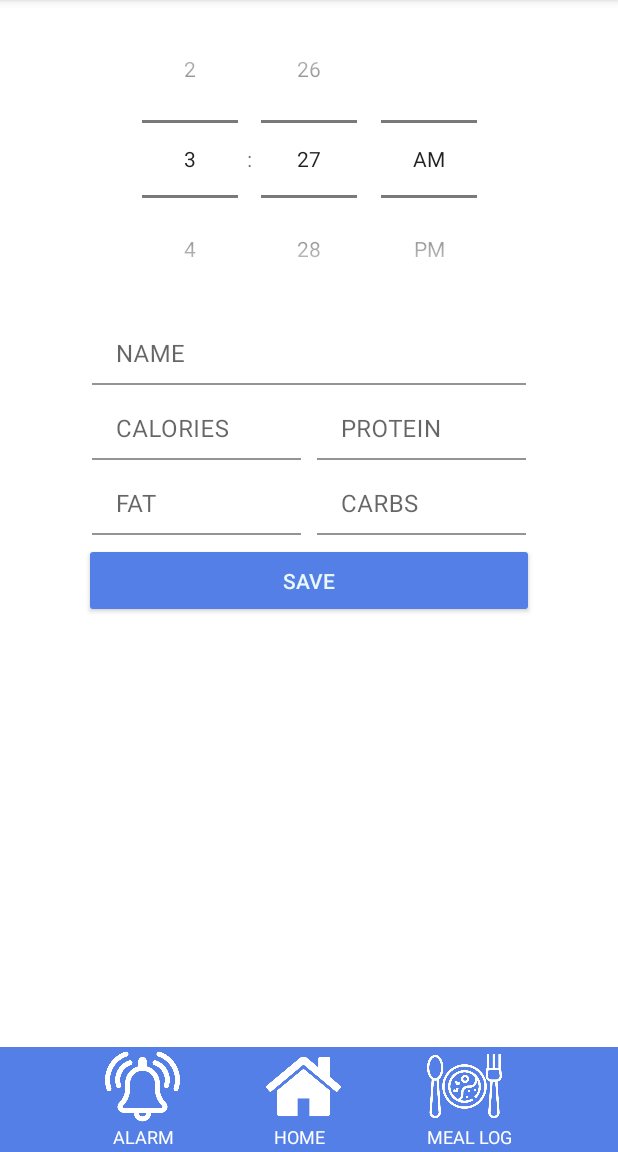
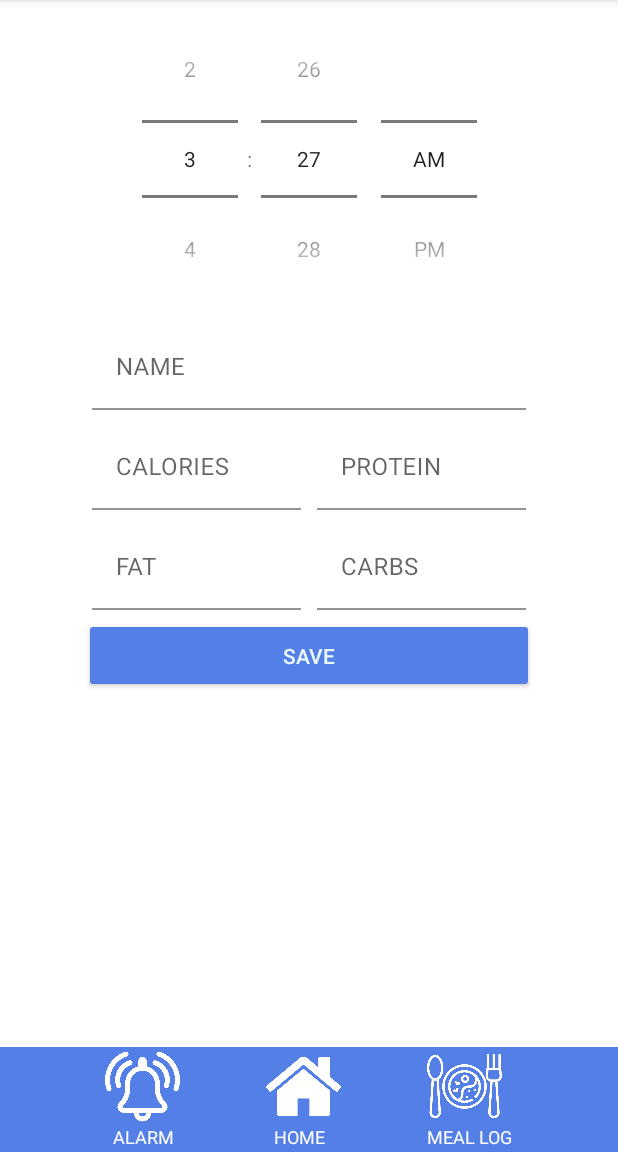
Before and after one commit to zivhd/MacroMonitor, an Android app: the AddAlarm screen opened directly, with no data from a screen before it, on a phone screen of 412 x 824 dp, the part 84-1236 px from its top. Run offline under Robolectric (Android 15) with nearby library versions, the phone set to English and light mode, and no system bars.

Commit message:
changed editText height to wrap content

```diff
--- /dev/null
+++ b/MCO3/app/src/main/res/drawable/selector.xml
@@ -0,0 +1,5 @@
+<?xml version="1.0" encoding="utf-8"?>
+<selector xmlns:android="http://schemas.android.com/apk/res/android">
+    <item android:state_focused="true" android:color="@android:color/transparent" />
+    <item android:color="@android:color/darker_gray" />
+</selector>
--- a/MCO3/app/src/main/res/layout/activity_add_alarm.xml
+++ b/MCO3/app/src/main/res/layout/activity_add_alarm.xml
@@ -20,9 +20,8 @@
     <com.google.android.material.textfield.TextInputLayout
         android:id="@+id/alarm_name"
         android:layout_width="300dp"
-        android:layout_height="50dp"
+        android:layout_height="wrap_content"
         android:padding="5dp"
-
         app:endIconMode="clear_text"
         app:layout_constraintEnd_toEndOf="parent"
         app:layout_constraintHorizontal_bias="0.5"
@@ -32,7 +31,7 @@
         <com.google.android.material.textfield.TextInputEditText
             android:id="@+id/name_text"
             android:layout_width="match_parent"
-            android:layout_height="match_parent"
+            android:layout_height="wrap_content"
             android:backgroundTint="#FFFFFF"
             android:hint="NAME"
             android:maxLines="1"
@@ -58,7 +57,7 @@
             <com.google.android.material.textfield.TextInputLayout
                 android:id="@+id/alarm_calories"
                 android:layout_width="150dp"
-                android:layout_height="50dp"
+                android:layout_height="wrap_content"
                 android:padding="5dp"
 
                 app:endIconMode="clear_text"
@@ -70,7 +69,7 @@
                 <com.google.android.material.textfield.TextInputEditText
                     android:id="@+id/calories_text"
                     android:layout_width="match_parent"
-                    android:layout_height="match_parent"
+                    android:layout_height="wrap_content"
                     android:backgroundTint="#FFFFFF"
                     android:hint="CALORIES"
                     android:inputType="number"
@@ -80,7 +79,7 @@
             <com.google.android.material.textfield.TextInputLayout
                 android:id="@+id/alarm_protein"
                 android:layout_width="150dp"
-                android:layout_height="50dp"
+                android:layout_height="wrap_content"
                 android:padding="5dp"
                 app:endIconMode="clear_text"
                 app:layout_constraintEnd_toEndOf="parent"
@@ -91,7 +90,7 @@
                 <com.google.android.material.textfield.TextInputEditText
                     android:id="@+id/protein_text"
                     android:layout_width="match_parent"
-                    android:layout_height="match_parent"
+                    android:layout_height="wrap_content"
                     android:backgroundTint="#FFFFFF"
                     android:hint="PROTEIN"
                     android:inputType="number"
@@ -106,7 +105,7 @@
             <com.google.android.material.textfield.TextInputLayout
                 android:id="@+id/alarm_fat"
                 android:layout_width="150dp"
-                android:layout_height="50dp"
+                android:layout_height="wrap_content"
                 android:padding="5dp"
 
                 app:endIconMode="clear_text"
@@ -118,7 +117,7 @@
                 <com.google.android.material.textfield.TextInputEditText
                     android:id="@+id/fat_text"
                     android:layout_width="match_parent"
-                    android:layout_height="match_parent"
+                    android:layout_height="wrap_content"
                     android:backgroundTint="#FFFFFF"
                     android:hint="FAT"
                     android:inputType="number"
@@ -128,7 +127,7 @@
             <com.google.android.material.textfield.TextInputLayout
                 android:id="@+id/alarm_carbs"
                 android:layout_width="150dp"
-                android:layout_height="50dp"
+                android:layout_height="wrap_content"
                 android:padding="5dp"
                 app:endIconMode="clear_text"
                 app:layout_constraintEnd_toEndOf="parent"
@@ -139,7 +138,7 @@
                 <com.google.android.material.textfield.TextInputEditText
                     android:id="@+id/carbs_text"
                     android:layout_width="match_parent"
-                    android:layout_height="match_parent"
+                    android:layout_height="wrap_content"
                     android:backgroundTint="#FFFFFF"
                     android:hint="CARBS"
                     android:inputType="number"
```
Also changed, not shown: MCO3/app/src/main/res/layout/activity_main.xml (+4 -4 lines).
